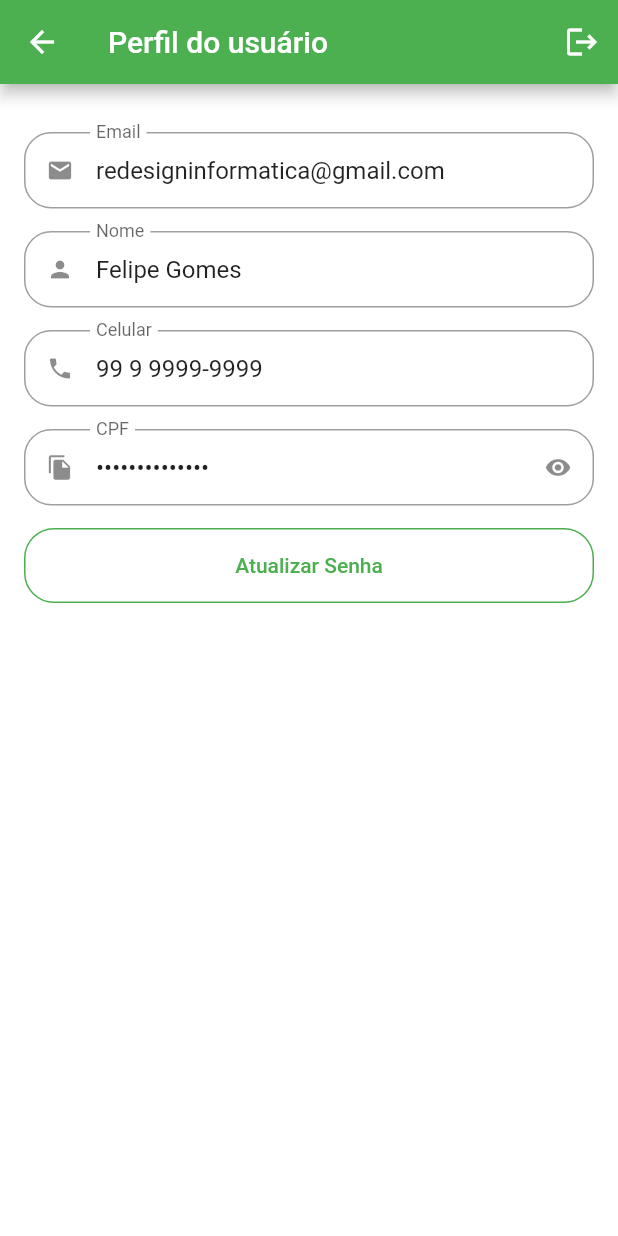
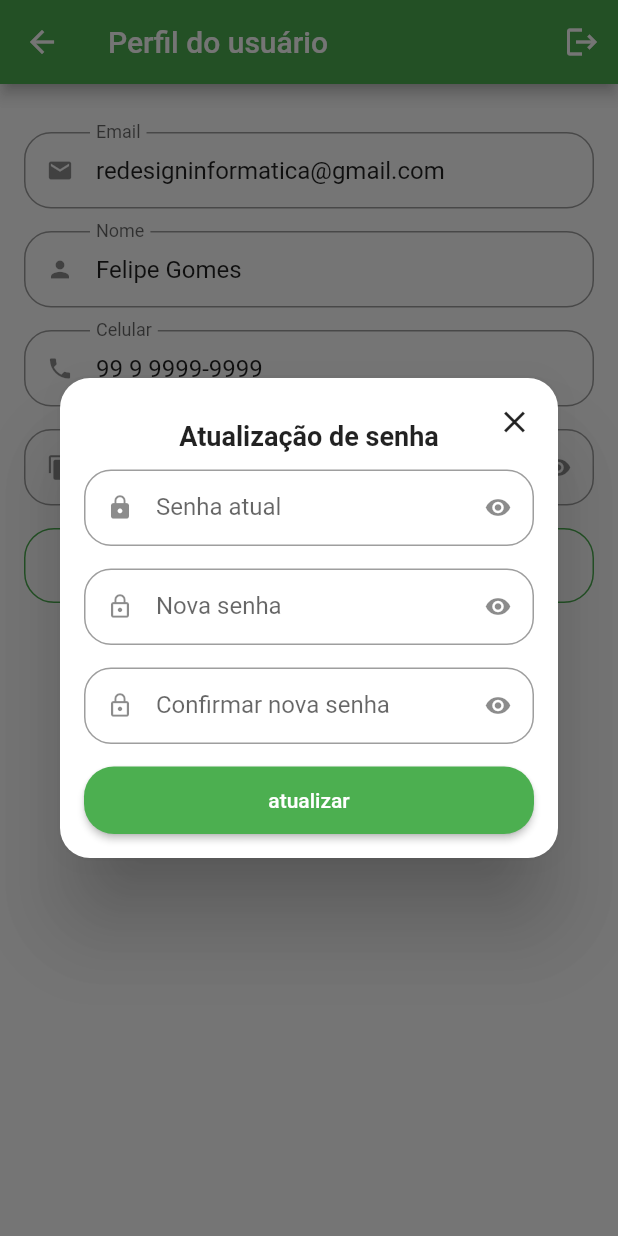
Before and after one commit to devflutterfelipe/projetoquitandavirtual, a Flutter app: the ProfileTab screen opened directly, after a tap on "Atualizar Senha", on a phone screen of 412 x 824 dp. Run offline on Flutter 3.47's test engine with Material 2 defaults, Android fonts, the phone set to English and light mode, and no system bars; our stand-ins replace animated_text_kit, badges, mask_text_input_formatter.

Commit message:
Dialog para atualizar senha

```diff
--- a/lib/src/pages/profile/profile_tab.dart
+++ b/lib/src/pages/profile/profile_tab.dart
@@ -2,9 +2,14 @@ import 'package:flutter/material.dart';
 import 'package:greengrocer/src/pages/common_widgets/custom_text_field.dart';
 import 'package:greengrocer/src/config/app_data.dart' as appData;
 
-class ProfileTab extends StatelessWidget {
+class ProfileTab extends StatefulWidget {
   const ProfileTab({super.key});
 
+  @override
+  State<ProfileTab> createState() => _ProfileTabState();
+}
+
+class _ProfileTabState extends State<ProfileTab> {
   @override
   Widget build(BuildContext context) {
     return Scaffold(
@@ -66,7 +71,9 @@ class ProfileTab extends StatelessWidget {
                   borderRadius: BorderRadius.circular(20),
                 )
               ),
-              onPressed: () {},
+              onPressed: () {
+                updatePassword();
+              },
               child: const Text('Atualizar Senha'),
             ),
           ),
@@ -74,4 +81,89 @@ class ProfileTab extends StatelessWidget {
       ),
     );
   }
+
+  Future<bool?> updatePassword() {
+    return showDialog(
+      context: context,
+       builder: (context) {
+        return  Dialog(
+            shape: RoundedRectangleBorder(
+              borderRadius: BorderRadius.circular(20),
+            ),
+              child:   Stack(
+                children: [
+                  Padding(
+                    padding: const EdgeInsets.all(16),
+                    child: Column(
+                      crossAxisAlignment: CrossAxisAlignment.stretch,
+                    mainAxisSize: MainAxisSize.min,
+
+                    children: [
+                      // Titulo
+                     const Padding(
+                        padding: EdgeInsets.symmetric(vertical: 12),
+
+                        child: Text(
+                          'Atualização de senha',
+                          textAlign: TextAlign.center,
+                           style: TextStyle(
+                          fontSize: 18,
+                          fontWeight: FontWeight.bold,
+                        ),
+                        ),
+                      ),
+                       // Senha atual
+                      const CustomTextField(
+                        isSecret: true,
+                        icon: Icons.lock,
+                        label: 'Senha atual',
+                        ),
+                        // Nova senha
+                      const  CustomTextField(
+                        isSecret: true,
+                        icon: Icons.lock_outline,
+                        label: 'Nova senha',
+                        ),
+                        // Confirmação da nova senha
+                      const  CustomTextField(
+                        isSecret: true,
+                        icon: Icons.lock_outline,
+                        label: 'Confirmar nova senha',
+                        ),
+
+
+                    // Botão de confirmação
+                    SizedBox(
+                      height: 45,
+                      child: ElevatedButton(
+                        style: ElevatedButton.styleFrom(
+                          shape: RoundedRectangleBorder(
+                            borderRadius: BorderRadius.circular(20),
+                          )
+                        ),
+                        onPressed: () {},
+                         child: const Text('atualizar'),
+                         ),
+                         ),
+                    ],
+                              ),
+                  ),
+
+                  Positioned(
+                    top: 5,
+                    right: 5,
+                    child: IconButton(
+                      onPressed: () {
+                        Navigator.of(context).pop();
+                      },
+                      icon: const Icon(Icons.close),
+                    ),
+                      ),
+                    ],
+              ),
+
+           );
+       },
+    );
+  }
 }
```
